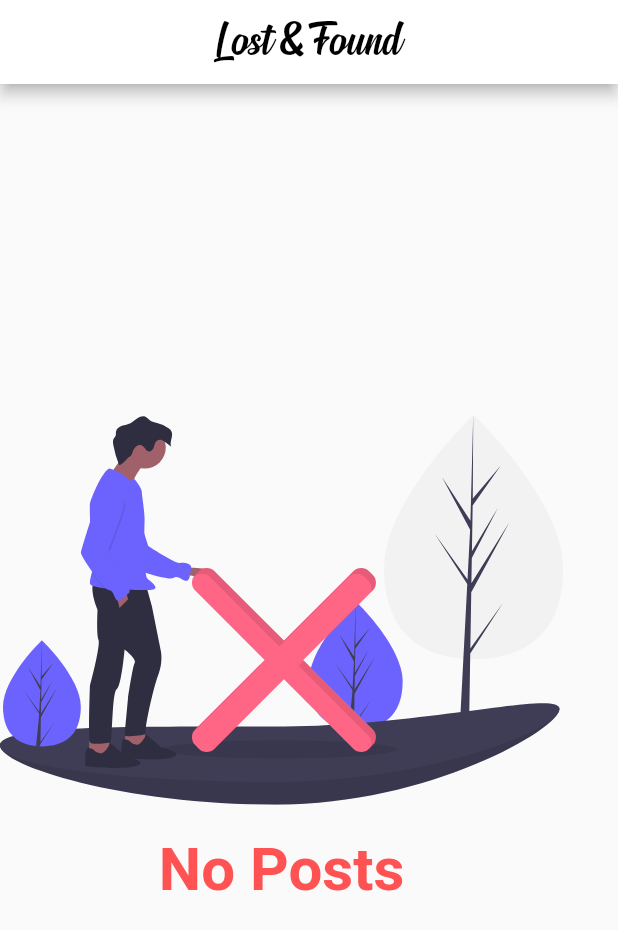
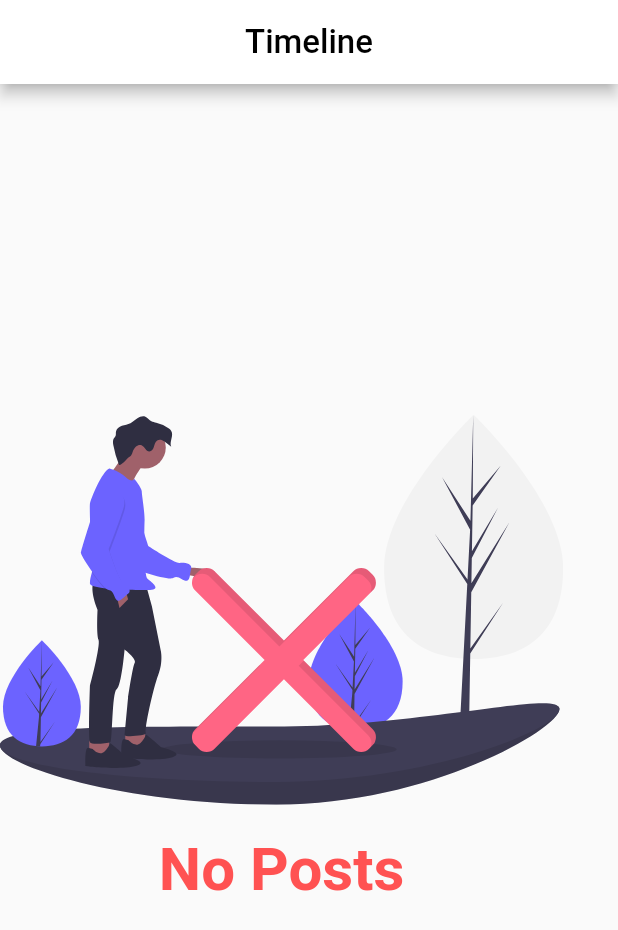
Before and after one commit to jwlim94/lostandfound, a Flutter app: the Timeline screen opened directly, on a phone screen of 412 x 824 dp. Shown: the top 930 px of the screen. Run offline on Flutter 3.47's test engine with Material 2 defaults, Android fonts, the phone set to English and light mode, and no system bars; our stand-ins replace cached_network_image, cloud_firestore, firebase_auth, firebase_core, firebase_storage, flutter_svg and 4 more; missing offline and left inert: string_extensions; accounts and stored records are empty; project files that could hold a hidden picture were left out.

Commit message:
fixed header to show the text 'timeline'

```diff
--- a/lib/pages/timeline.dart
+++ b/lib/pages/timeline.dart
@@ -85,7 +85,7 @@ class _TimelineState extends State<Timeline> {
   @override
   Widget build(BuildContext context) {
     return Scaffold(
-        appBar: header(context, isAppTitle: true, removeBackButton: true),
+        appBar: header(context, titleText: 'Timeline', removeBackButton: true),
         body: RefreshIndicator(
             onRefresh: () => getTimeline(), child: buildTimeline()));
   }
```
